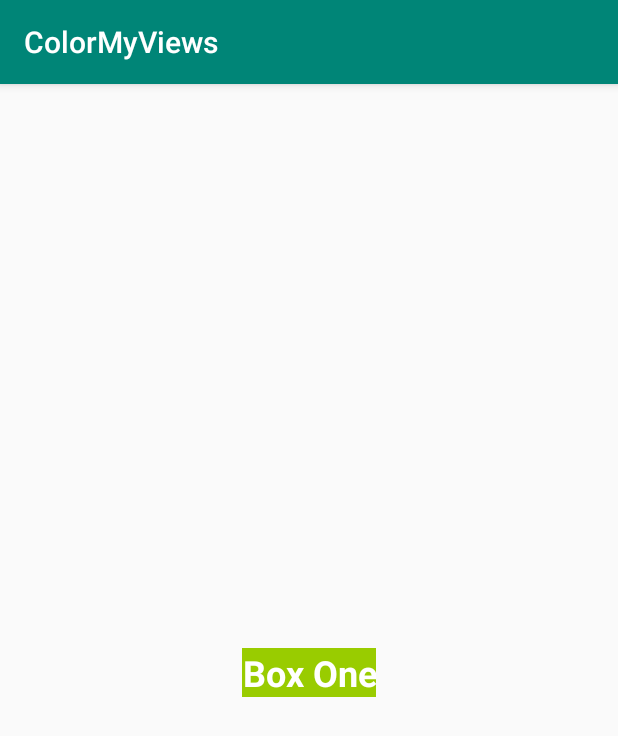
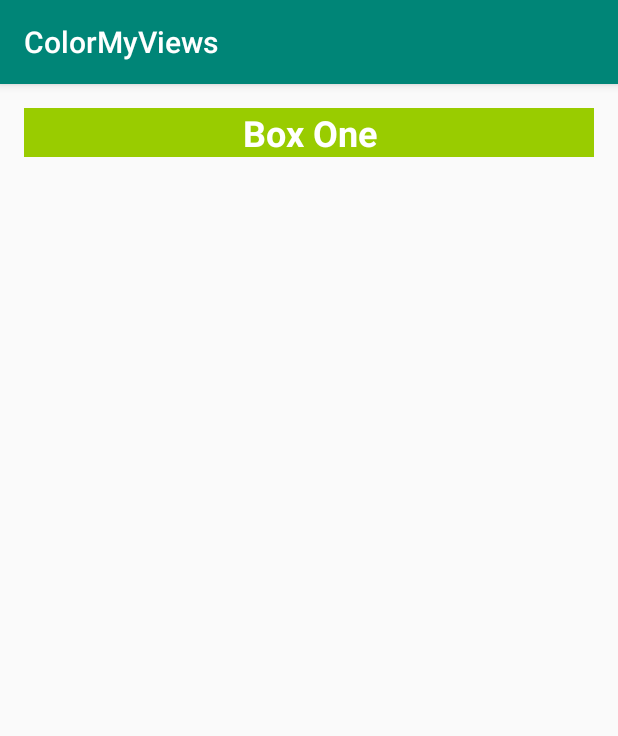
Before and after one commit to HimashiNethinikaRodrigo/ColorMyViews, an Android app: the screen it shows after launch (MainActivity), on a phone screen of 412 x 824 dp. Shown: the top 736 px of the screen. Run offline under Robolectric (Android 15) with nearby library versions, the phone set to English and light mode, and no system bars; Roboto replaces fonts that are not available here.

Commit message:
change constraints of box one

```diff
--- a/app/src/main/res/layout/activity_main.xml
+++ b/app/src/main/res/layout/activity_main.xml
@@ -8,15 +8,13 @@
 
     <TextView
         style="@style/whiteBox"
-        android:layout_width="wrap_content"
+        android:layout_width="match_parent"
         android:layout_height="wrap_content"
         android:layout_marginStart="@dimen/margin_wide"
         android:layout_marginTop="@dimen/margin_wide"
         android:layout_marginEnd="@dimen/margin_wide"
         android:text="@string/box_one"
-        app:layout_constraintBottom_toBottomOf="parent"
-        app:layout_constraintLeft_toLeftOf="parent"
-        app:layout_constraintRight_toRightOf="parent"
-        app:layout_constraintTop_toTopOf="parent" />
+        app:layout_constraintTop_toTopOf="parent"
+        app:layout_constraintEnd_toEndOf="parent"/>
 
 </androidx.constraintlayout.widget.ConstraintLayout>
```
